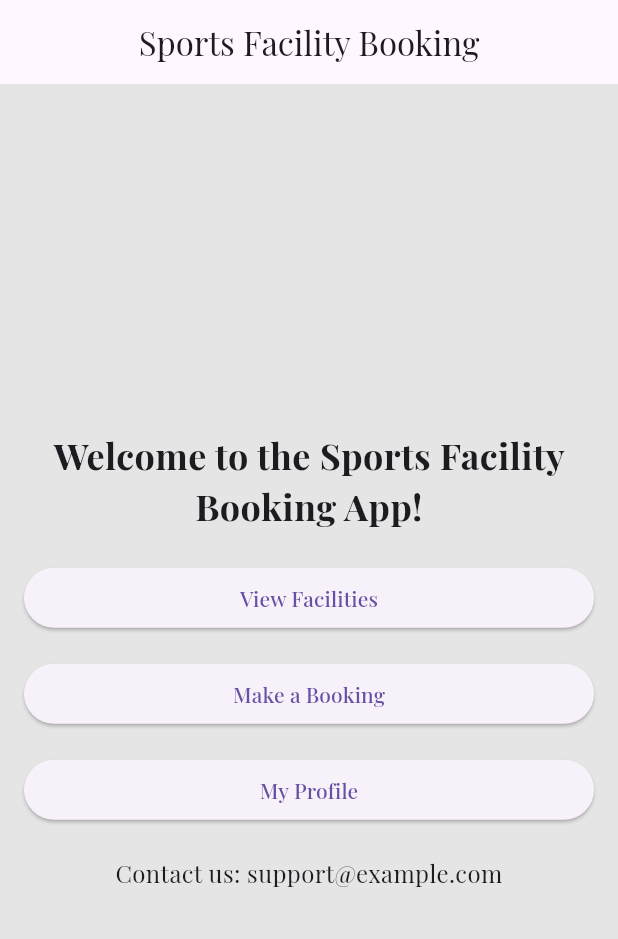
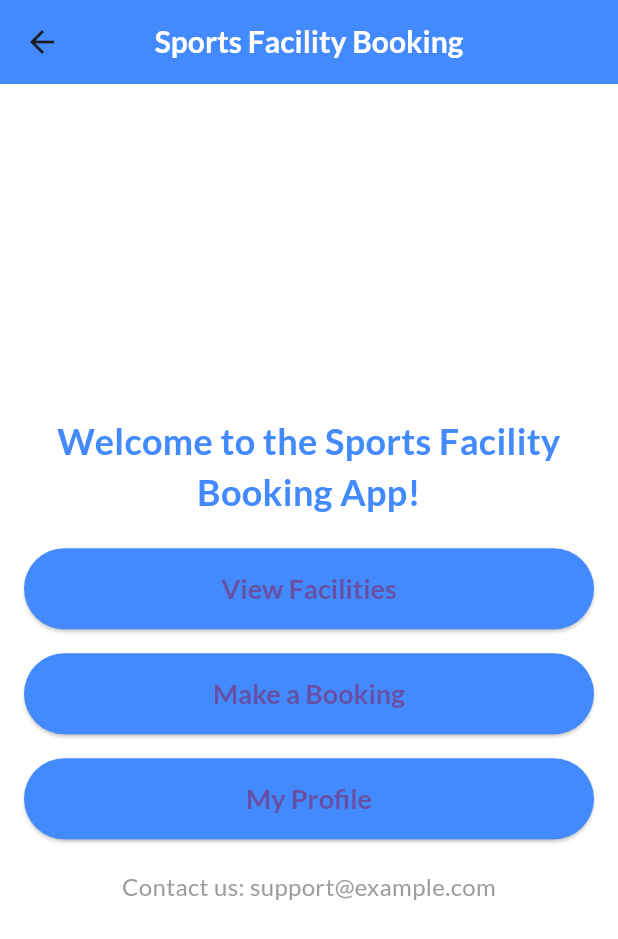
Before and after one commit to teenesh10/Daiman-Mobile-App, a Flutter app: the screen it shows after launch, after a tap on "View Facilities", on a phone screen of 412 x 824 dp. Shown: the top 939 px of the screen. Run offline on Flutter 3.47's test engine with Material 3 defaults, Android fonts, the light colour scheme and no system bars; our stand-ins replace flutter_screenutil, google_fonts.

Commit message:
added loading screen with logo

```diff
--- a/daiman_mobile/lib/constants.dart
+++ b/daiman_mobile/lib/constants.dart
@@ -0,0 +1,38 @@
+import 'package:flutter/material.dart';
+import 'package:google_fonts/google_fonts.dart';
+
+class Constants {
+  static const Color primaryColor = Colors.blueAccent;
+  static const Color secondaryColor = Colors.red;
+  static const Color bgColor = Colors.white;
+
+  // Updated color for AppBar title
+  static const Color appBarTitleColor = Colors.white;
+
+  // Text styles with Google Fonts
+  static final TextStyle headingStyle = GoogleFonts.lato(  // Updated font type
+    fontSize: 24,
+    fontWeight: FontWeight.bold,
+    color: primaryColor,  // Primary color for heading text
+  );
+
+  static final TextStyle bodyTextStyle = GoogleFonts.lato(
+    fontSize: 16,
+    color: Colors.black,
+  );
+
+  static final TextStyle contactTextStyle = GoogleFonts.lato(
+    fontSize: 16,
+    color: Colors.grey,
+  );
+
+  // Button style
+  static final ButtonStyle buttonStyle = ElevatedButton.styleFrom(
+    backgroundColor: primaryColor,
+    padding: const EdgeInsets.symmetric(vertical: 16),
+    textStyle: GoogleFonts.lato(  // Button text style
+      fontSize: 18,
+      fontWeight: FontWeight.w600,
+    ),
+  );
+}
--- a/daiman_mobile/lib/home_page.dart
+++ b/daiman_mobile/lib/home_page.dart
@@ -1,4 +1,7 @@
+import 'package:daiman_mobile/views/widgets/custom_button.dart';
 import 'package:flutter/material.dart';
+import 'package:google_fonts/google_fonts.dart';
+import 'constants.dart';
 
 class HomePage extends StatelessWidget {
   const HomePage({super.key});
@@ -7,8 +10,16 @@
   Widget build(BuildContext context) {
     return Scaffold(
       appBar: AppBar(
-        title: const Text('Sports Facility Booking'),
+        title: Text(
+          'Sports Facility Booking',
+          style: GoogleFonts.lato(  // Apply custom font to AppBar title
+            color: Constants.appBarTitleColor,
+            fontSize: 20,
+            fontWeight: FontWeight.bold,
+          ),
+        ),
         centerTitle: true,
+        backgroundColor: Constants.primaryColor,  // Use primary color for the AppBar background
       ),
       body: Padding(
         padding: const EdgeInsets.all(16.0),
@@ -16,39 +27,36 @@
           mainAxisAlignment: MainAxisAlignment.center,
           crossAxisAlignment: CrossAxisAlignment.stretch,
           children: [
-            const Text(
+            Text(
               'Welcome to the Sports Facility Booking App!',
-              style: TextStyle(
-                fontSize: 24,
-                fontWeight: FontWeight.bold,
-              ),
+              style: Constants.headingStyle,
               textAlign: TextAlign.center,
             ),
             const SizedBox(height: 20),
-            ElevatedButton(
+            CustomButton(
+              text: 'View Facilities',
               onPressed: () {
                 // Navigate to view facilities
               },
-              child: const Text('View Facilities'),
             ),
             const SizedBox(height: 16),
-            ElevatedButton(
+            CustomButton(
+              text: 'Make a Booking',
               onPressed: () {
                 // Navigate to make a booking
               },
-              child: const Text('Make a Booking'),
             ),
             const SizedBox(height: 16),
-            ElevatedButton(
+            CustomButton(
+              text: 'My Profile',
               onPressed: () {
                 // Navigate to user profile
               },
-              child: const Text('My Profile'),
             ),
             const SizedBox(height: 20),
-            const Text(
+            Text(
               'Contact us: support@example.com',
-              style: TextStyle(fontSize: 16),
+              style: Constants.contactTextStyle,
               textAlign: TextAlign.center,
             ),
           ],
--- /dev/null
+++ b/daiman_mobile/lib/loading_screen.dart
@@ -0,0 +1,39 @@
+// ignore_for_file: library_private_types_in_public_api, use_build_context_synchronously
+
+import 'package:daiman_mobile/constants.dart';
+import 'package:flutter/material.dart';
+import 'package:flutter_screenutil/flutter_screenutil.dart';
+
+class LoadingScreen extends StatefulWidget {
+  const LoadingScreen({super.key});
+
+  @override
+  _LoadingScreenState createState() => _LoadingScreenState();
+}
+
+class _LoadingScreenState extends State<LoadingScreen> {
+  @override
+  void initState() {
+    super.initState();
+    _navigateToHome();
+  }
+
+  _navigateToHome() async {
+    await Future.delayed(const Duration(seconds: 4), () {});
+    Navigator.pushReplacementNamed(context, "/home");
+  }
+
+  @override
+  Widget build(BuildContext context) {
+    return Scaffold(
+      backgroundColor: Constants.bgColor,
+      body: Center(
+        child: Image.asset(
+          'assets/images/logo.png',
+          width: 400.w,
+          height: 400.h,
+        ),
+      ),
+    );
+  }
+}
--- a/daiman_mobile/lib/main.dart
+++ b/daiman_mobile/lib/main.dart
@@ -1,4 +1,6 @@
+import 'package:daiman_mobile/constants.dart';
 import 'package:daiman_mobile/home_page.dart';
+import 'package:daiman_mobile/loading_screen.dart';
 import 'package:flutter/material.dart';
 import 'package:flutter_screenutil/flutter_screenutil.dart';
 import 'package:google_fonts/google_fonts.dart';
@@ -15,24 +17,26 @@
       designSize: const Size(375, 812),
       builder: (context, child) => MaterialApp(
         debugShowCheckedModeBanner: false,
-        title: 'Daiman',
+        title: 'Daiman Sports',
         theme: ThemeData(
-          primaryColor: const Color.fromARGB(255, 106, 8, 41),
-          scaffoldBackgroundColor: const Color.fromRGBO(229, 229, 229, 1),
+          primaryColor: Constants.primaryColor,
+          scaffoldBackgroundColor: Constants.bgColor,
           visualDensity: VisualDensity.adaptivePlatformDensity,
           textTheme: GoogleFonts.playfairDisplayTextTheme(),
         ),
-        initialRoute: "/",
+        initialRoute: "/loading",
         onGenerateRoute: _onGenerateRoute,
       ),
     );
   }
 
-// We need to make an onGenerateRoute function to handle routing
-
   Route<dynamic> _onGenerateRoute(RouteSettings settings) {
     switch (settings.name) {
-      case "/":
+      case "/loading":
+        return MaterialPageRoute(builder: (BuildContext context) {
+          return const LoadingScreen(); // Show loading screen first
+        });
+      case "/home":
         return MaterialPageRoute(builder: (BuildContext context) {
           return const HomePage();
         });
--- /dev/null
+++ b/daiman_mobile/lib/views/widgets/custom_button.dart
@@ -0,0 +1,19 @@
+import 'package:daiman_mobile/constants.dart';
+import 'package:flutter/material.dart';
+
+
+class CustomButton extends StatelessWidget {
+  final String text;
+  final VoidCallback onPressed;
+
+  const CustomButton({required this.text, required this.onPressed, super.key});
+
+  @override
+  Widget build(BuildContext context) {
+    return ElevatedButton(
+      onPressed: onPressed,
+      style: Constants.buttonStyle,
+      child: Text(text),
+    );
+  }
+}
--- a/daiman_mobile/pubspec.yaml
+++ b/daiman_mobile/pubspec.yaml
@@ -54,6 +54,8 @@
 
 # The following section is specific to Flutter packages.
 flutter:
+  assets:
+    - assets/images/logo.png
 
   # The following line ensures that the Material Icons font is
   # included with your application, so that you can use the icons in
```
Also changed, not shown: daiman_mobile/assets/images/logo.png (added), 1 other file.
